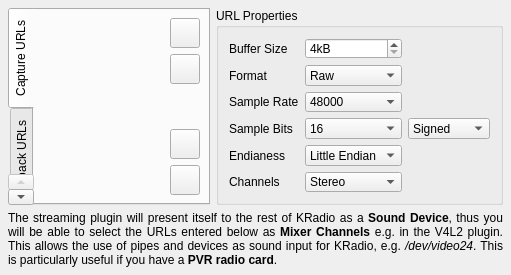
Qt form plugins/streaming/streaming-configuration-ui.ui (pbek/kradio) before a commit.
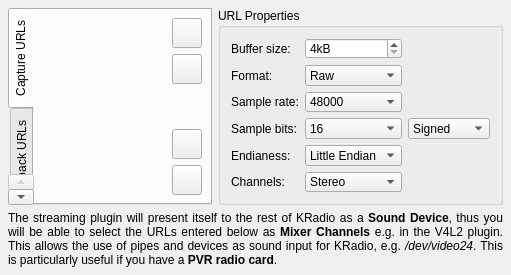
The same form after that commit. Custom widgets are drawn as their Qt base class.

Diff of the .ui file:
```diff
--- a/plugins/streaming/streaming-configuration-ui.ui
+++ b/plugins/streaming/streaming-configuration-ui.ui
@@ -52,7 +52,7 @@
       <item row="3" column="0">
        <widget class="QLabel" name="lableBits">
         <property name="text">
-         <string>Sample Bits</string>
+         <string>Sample bits:</string>
         </property>
         <property name="wordWrap">
          <bool>false</bool>
@@ -68,7 +68,7 @@
          </sizepolicy>
         </property>
         <property name="text">
-         <string>Channels</string>
+         <string>Channels:</string>
         </property>
         <property name="wordWrap">
          <bool>false</bool>
@@ -78,7 +78,7 @@
       <item row="4" column="0">
        <widget class="QLabel" name="lableEndianess">
         <property name="text">
-         <string>Endianess</string>
+         <string>Endianess:</string>
         </property>
         <property name="wordWrap">
          <bool>false</bool>
@@ -215,7 +215,7 @@
          </sizepolicy>
         </property>
         <property name="text">
-         <string>Buffer Size</string>
+         <string>Buffer size:</string>
         </property>
         <property name="wordWrap">
          <bool>false</bool>
@@ -231,7 +231,7 @@
          </sizepolicy>
         </property>
         <property name="text">
-         <string>Format</string>
+         <string>Format:</string>
         </property>
         <property name="wordWrap">
          <bool>false</bool>
@@ -247,7 +247,7 @@
          </sizepolicy>
         </property>
         <property name="text">
-         <string>Sample Rate</string>
+         <string>Sample rate:</string>
         </property>
         <property name="wordWrap">
          <bool>false</bool>
```
